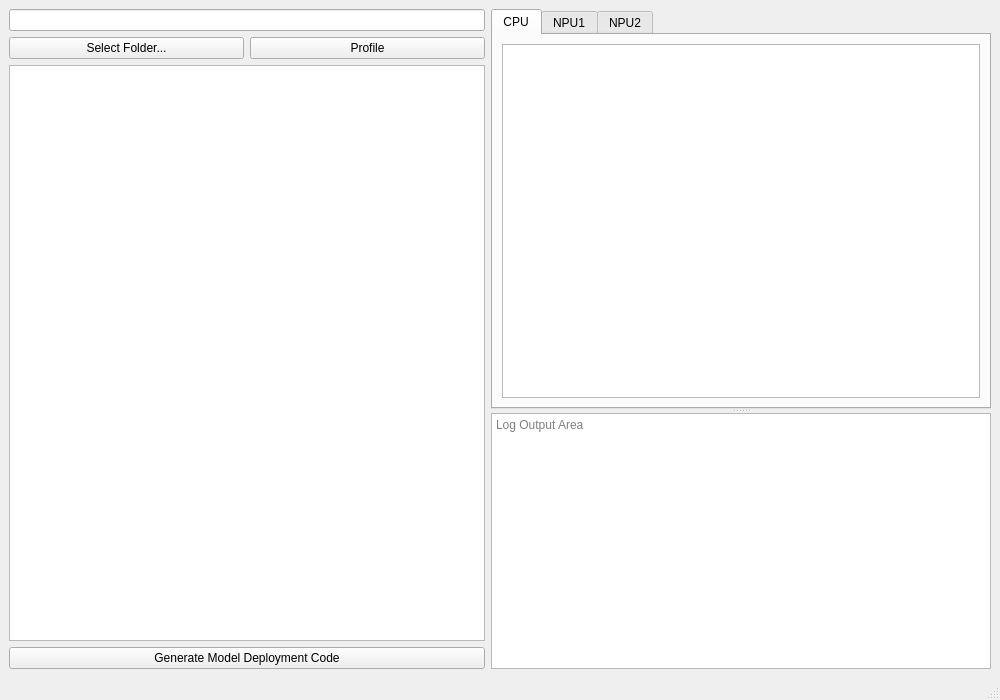
misunyu/multimodel-scheduling, file onnx_profiler_display_modify.ui: the form before one commit.
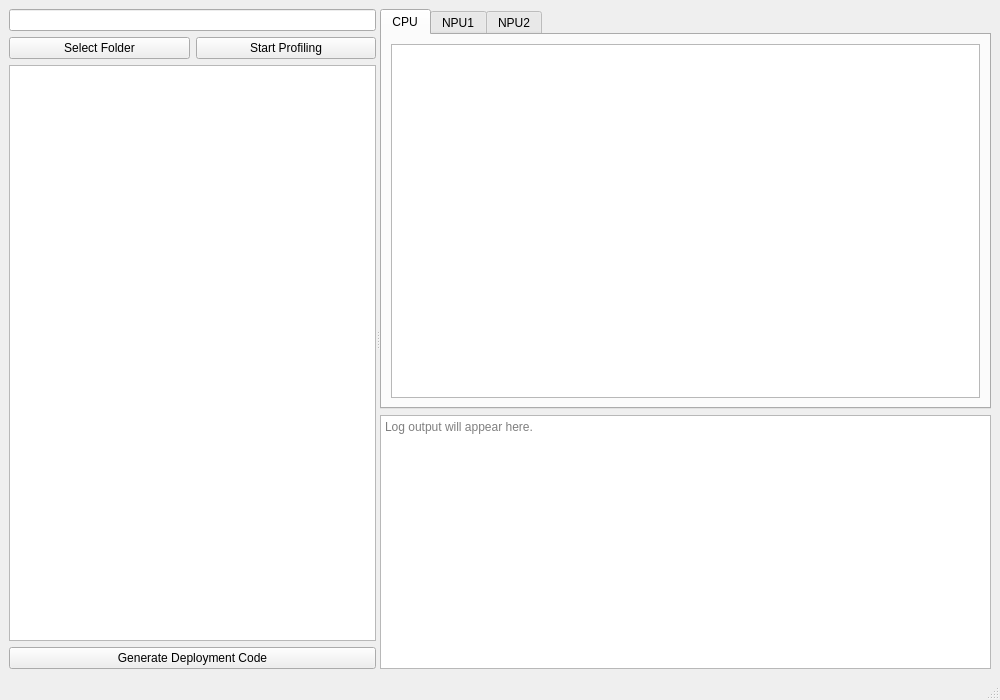
The form after the commit.

Commit message: Enhance ONNX Profiler: update `.ui` layout with splitter-based design, add multi-model execution script, integrate NPU initialization and profiling logic.

```diff
--- a/onnx_profiler_display_modify.ui
+++ b/onnx_profiler_display_modify.ui
@@ -12,22 +12,27 @@
   </property>
 
   <widget class="QWidget" name="centralwidget">
-   <layout class="QHBoxLayout" name="mainLayout">
-
-    <!-- Left side -->
+   <layout class="QHBoxLayout" name="mainLayout" stretch="3,5" spacing="10">
     <item>
-     <layout class="QVBoxLayout" name="leftLayout">
+     <widget class="QSplitter" name="main_splitter">
+      <property name="orientation">
+       <enum>Qt::Horizontal</enum>
+      </property>
+
+      <!-- Left Panel -->
+      <widget class="QWidget" name="left_panel">
+       <layout class="QVBoxLayout" name="leftLayout" spacing="10" margin="10">
       <item><widget class="QLineEdit" name="folder_input"/></item>
       <item>
        <layout class="QHBoxLayout" name="button_layout">
         <item>
          <widget class="QPushButton" name="browse_button">
-          <property name="text"><string>Select Folder...</string></property>
+            <property name="text"><string>Select Folder</string></property>
          </widget>
         </item>
         <item>
          <widget class="QPushButton" name="profile_button">
-          <property name="text"><string>Profile</string></property>
+            <property name="text"><string>Start Profiling</string></property>
          </widget>
         </item>
        </layout>
@@ -41,20 +46,20 @@
       </item>
       <item>
        <widget class="QPushButton" name="generate_button">
-        <property name="text"><string>Generate Model Deployment Code</string></property>
+          <property name="text">
+           <string>Generate Deployment Code</string>
+          </property>
        </widget>
       </item>
      </layout>
-    </item>
+      </widget>
 
-    <!-- Right side -->
-    <item>
-     <widget class="QSplitter" name="right_splitter">
-      <property name="orientation">
-       <enum>Qt::Vertical</enum>
-      </property>
+      <!-- Right Panel -->
+      <widget class="QWidget" name="right_panel">
+       <layout class="QVBoxLayout" name="rightLayout" spacing="10" margin="10">
 
       <!-- Tabs -->
+        <item>
       <widget class="QTabWidget" name="result_tab_widget">
        <property name="minimumSize">
         <size><width>500</width><height>400</height></size>
@@ -63,9 +68,7 @@
        <widget class="QWidget" name="cpu_tab">
         <attribute name="title"><string>CPU</string></attribute>
         <layout class="QVBoxLayout" name="cpu_layout">
-         <item>
-          <widget class="QTableWidget" name="cpu_table"/>
-         </item>
+            <item><widget class="QTableWidget" name="cpu_table"/></item>
         </layout>
        </widget>
 
@@ -87,15 +90,20 @@
         </layout>
        </widget>
       </widget>
+        </item>
 
       <!-- Log Output -->
+        <item>
       <widget class="QPlainTextEdit" name="log_output">
        <property name="readOnly"><bool>true</bool></property>
-       <property name="placeholderText"><string>Log Output Area</string></property>
-      </widget>
+          <property name="placeholderText"><string>Log output will appear here.</string></property>
      </widget>
     </item>
 
+       </layout>
+      </widget>
+     </widget>
+    </item>
    </layout>
   </widget>
 
```
Left out of the diff: 12 changed lines with no effect on the pictures. Lines whose indentation alone changed are shown as unchanged. The commit also changes 2 other files.
